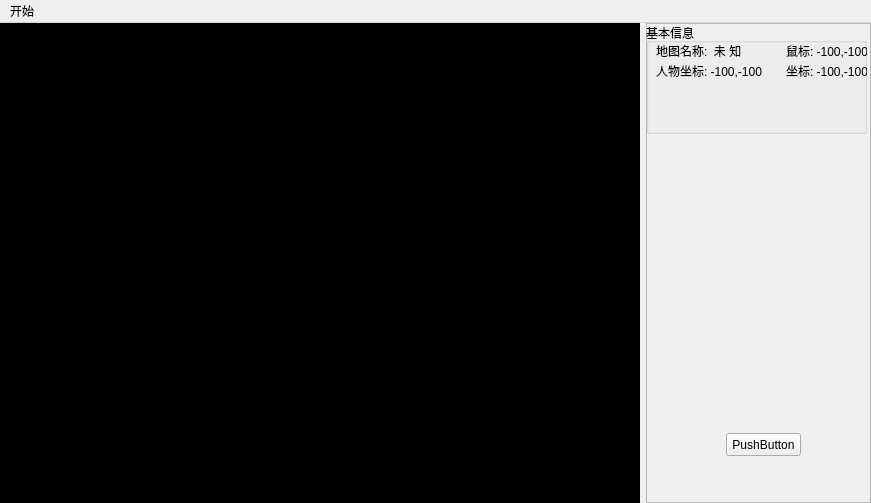
First picture: the form in MHXY/src/mainwindow.ui, repository freegodly/-XY_AUTO, before the edit.
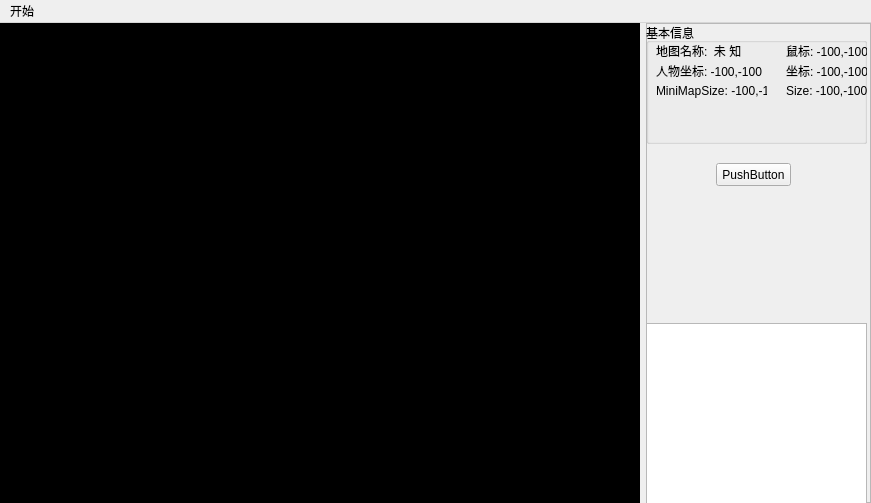
Second picture: the form after the edit.

Diff of the .ui file:
```diff
--- a/MHXY/src/mainwindow.ui
+++ b/MHXY/src/mainwindow.ui
@@ -122,7 +122,7 @@
            <x>0</x>
            <y>0</y>
            <width>221</width>
-           <height>111</height>
+           <height>121</height>
           </rect>
          </property>
          <property name="title">
@@ -180,12 +180,38 @@
            <string>鼠标: -100,-100</string>
           </property>
          </widget>
+         <widget class="QLabel" name="l_Map_Size">
+          <property name="geometry">
+           <rect>
+            <x>140</x>
+            <y>60</y>
+            <width>81</width>
+            <height>16</height>
+           </rect>
+          </property>
+          <property name="text">
+           <string>Size: -100,-100</string>
+          </property>
+         </widget>
+         <widget class="QLabel" name="l_MiniMap_Size">
+          <property name="geometry">
+           <rect>
+            <x>10</x>
+            <y>60</y>
+            <width>111</width>
+            <height>16</height>
+           </rect>
+          </property>
+          <property name="text">
+           <string>MiniMapSize: -100,-100</string>
+          </property>
+         </widget>
         </widget>
         <widget class="QPushButton" name="pushButton_Test">
          <property name="geometry">
           <rect>
-           <x>80</x>
-           <y>410</y>
+           <x>70</x>
+           <y>140</y>
            <width>75</width>
            <height>23</height>
           </rect>
@@ -194,6 +220,16 @@
           <string>PushButton</string>
          </property>
         </widget>
+        <widget class="QTextEdit" name="t_RunLog">
+         <property name="geometry">
+          <rect>
+           <x>0</x>
+           <y>300</y>
+           <width>221</width>
+           <height>181</height>
+          </rect>
+         </property>
+        </widget>
        </widget>
       </item>
      </layout>
```
